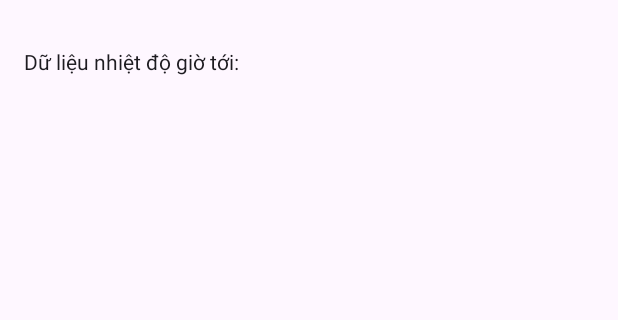
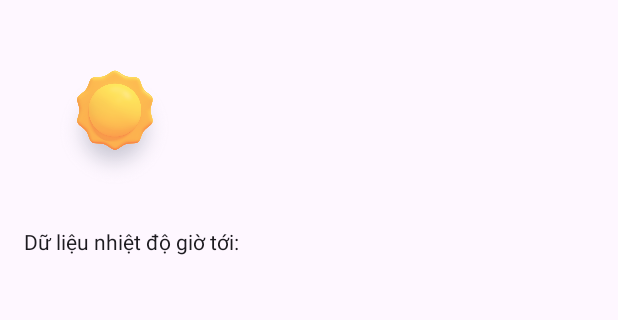
Before and after one commit to Linhchi162/WeatherApp, an Android app built with Jetpack Compose: the screen it shows after launch (MainActivity), on a phone screen of 412 x 824 dp, the part 69-389 px from its top. Run offline under Robolectric (Android 15) with nearby library versions, the phone set to English and light mode, and no system bars.

Commit message:
Fisrt png upload

```diff
--- a/app/src/main/java/com/example/weatherapp/MainActivity.kt
+++ b/app/src/main/java/com/example/weatherapp/MainActivity.kt
@@ -14,11 +14,13 @@ import androidx.compose.ui.tooling.preview.Preview
 import com.example.weatherapp.ui.theme.WeatherAppTheme
 
 import androidx.activity.compose.setContent
+import androidx.compose.foundation.Image
 import androidx.compose.foundation.layout.*
 import androidx.compose.foundation.lazy.LazyColumn
 import androidx.compose.foundation.lazy.items
 import androidx.compose.material3.*
 import androidx.compose.runtime.*
+import androidx.compose.ui.res.painterResource
 import androidx.lifecycle.viewmodel.compose.viewModel
 import androidx.compose.ui.unit.dp
 
@@ -46,6 +48,13 @@ fun WeatherScreen(viewModel: WeatherViewModel = viewModel()) {
         }
     ) { padding ->
         Column(modifier = Modifier.padding(padding).padding(16.dp)) {
+            Image(
+                painter = painterResource(id = R.drawable.sunny),
+                contentDescription = "Icon thời tiết",
+                modifier = Modifier
+                    .size(120.dp)
+                    .padding(bottom = 16.dp)
+            )
             Text("Dữ liệu nhiệt độ giờ tới:")
             Spacer(modifier = Modifier.height(8.dp))
             LazyColumn {
```
Also changed, not shown: app/src/main/res/drawable/sunny.png (added).
